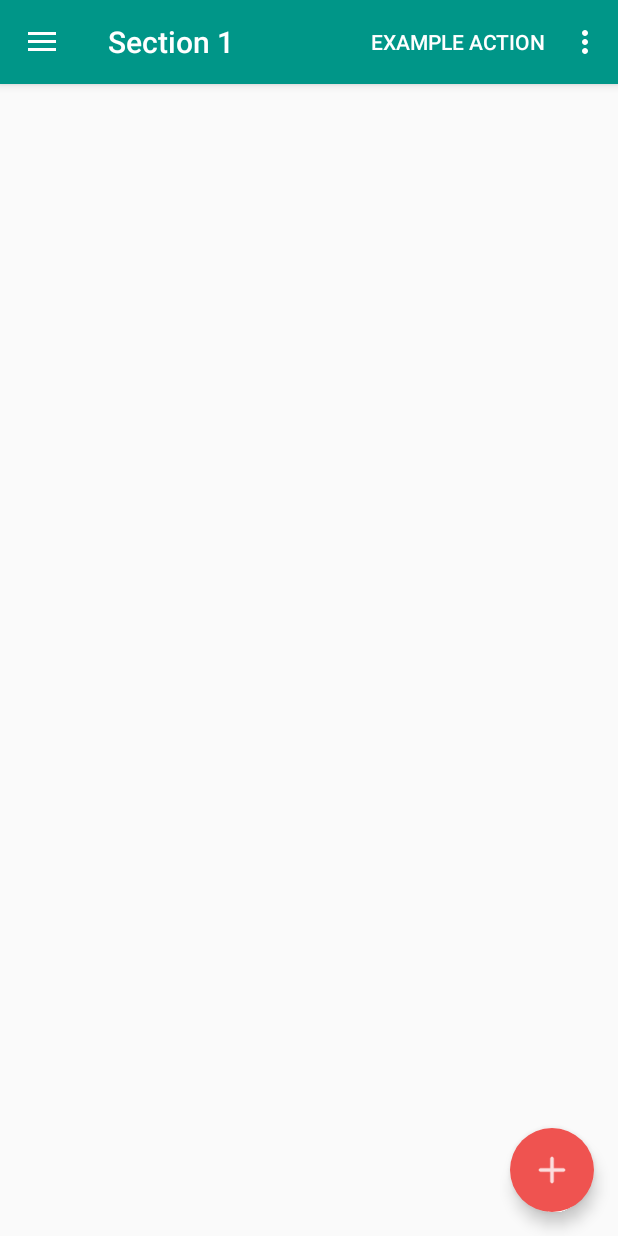
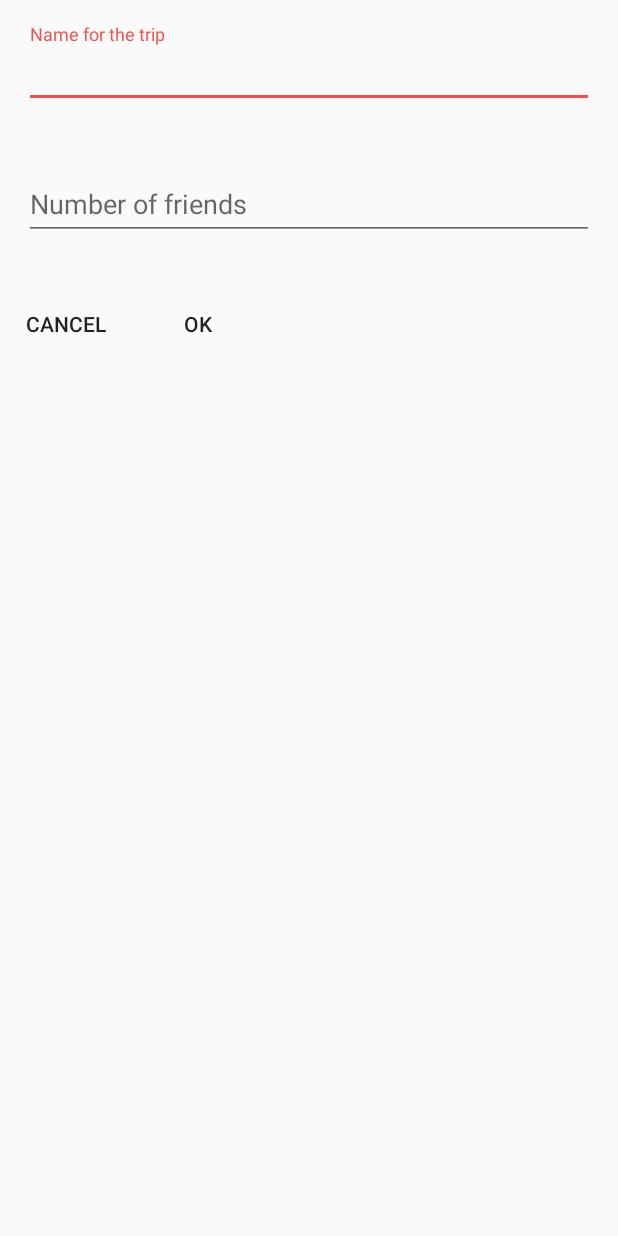
Before and after one commit to LoneRangers/pocketbaniya, an Android app: the MainActivity screen opened directly, with no data from a screen before it, after a tap on an icon or button, on a phone screen of 412 x 824 dp. Run offline under Robolectric (Android 15) with nearby library versions, the light colour scheme and no system bars.

Commit message:
Added screen for creating new trips (functionality not added yet)

```diff
--- a/app/src/main/AndroidManifest.xml
+++ b/app/src/main/AndroidManifest.xml
@@ -25,6 +25,11 @@
                 <category android:name="android.intent.category.DEFAULT" />
             </intent-filter>
         </activity>
+
+        <activity
+            android:name=".AddTrip"
+            android:label="@string/app_name" >
+        </activity>
     </application>
 
 </manifest>
--- /dev/null
+++ b/app/src/main/java/com/pocketbaniya/sujeet/tripcalculator/AddTrip.java
@@ -0,0 +1,32 @@
+package com.pocketbaniya.sujeet.tripcalculator;
+
+import android.app.Activity;
+import android.content.Intent;
+import android.os.Bundle;
+import android.view.View;
+import android.widget.Button;
+
+/**
+ * Created by sujeet on 26/9/15.
+ */
+public class AddTrip extends Activity {
+
+    @Override
+    protected void onCreate(Bundle savedInstanceState) {
+
+        super.onCreate(savedInstanceState);
+        setContentView(R.layout.trip_add);
+
+        //set behavior for cancel button
+        Button btnCancel = (Button) findViewById(R.id.btnCancel);
+        btnCancel.setOnClickListener(new View.OnClickListener() {
+
+            @Override
+            public void onClick(View view) {
+                Intent mainActivity = new Intent(getBaseContext(), MainActivity.class);
+                startActivity(mainActivity);
+            }
+        });
+    }
+
+}
--- a/app/src/main/java/com/pocketbaniya/sujeet/tripcalculator/MainActivity.java
+++ b/app/src/main/java/com/pocketbaniya/sujeet/tripcalculator/MainActivity.java
@@ -1,6 +1,7 @@
 package com.pocketbaniya.sujeet.tripcalculator;
 
 import android.app.Activity;
+import android.content.Intent;
 import android.support.design.widget.FloatingActionButton;
 import android.support.v7.app.ActionBarActivity;
 import android.support.v7.app.ActionBar;
@@ -53,7 +54,9 @@ public class MainActivity extends ActionBarActivity
         floatingActionButton.setOnClickListener(new View.OnClickListener() {
             @Override
             public void onClick(View v) {
-                Toast.makeText(getBaseContext(), R.string.app_name, Toast.LENGTH_LONG).show();
+                //Toast.makeText(getBaseContext(), R.string.app_name, Toast.LENGTH_LONG).show();
+                Intent addTrip = new Intent(getBaseContext(), AddTrip.class);
+                startActivity(addTrip);
             }
         });
     }
--- /dev/null
+++ b/app/src/main/res/layout/trip_add.xml
@@ -0,0 +1,61 @@
+<?xml version="1.0" encoding="utf-8"?>
+<LinearLayout xmlns:android="http://schemas.android.com/apk/res/android"
+    android:orientation="vertical" android:layout_width="match_parent"
+    android:layout_height="match_parent">
+
+    <android.support.design.widget.TextInputLayout
+        android:id="@+id/text_input_txtTripName_layout"
+        android:layout_width="match_parent"
+        android:layout_height="wrap_content"
+        android:layout_margin="16dp">
+
+        <EditText
+            android:id="@+id/txtTripName"
+            android:layout_width="match_parent"
+            android:layout_height="wrap_content"
+            android:hint="@string/lbl_trip_name"/>
+
+    </android.support.design.widget.TextInputLayout>
+
+    <android.support.design.widget.TextInputLayout
+        android:id="@+id/text_input_txtNumberOfFriends_layout"
+        android:layout_width="match_parent"
+        android:layout_height="wrap_content"
+        android:layout_margin="16dp">
+
+        <EditText
+            android:id="@+id/txtNumberOfFriends"
+            android:layout_width="match_parent"
+            android:layout_height="wrap_content"
+            android:hint="@string/lbl_number_friends"
+            android:inputType="number"/>
+
+    </android.support.design.widget.TextInputLayout>
+
+    <LinearLayout
+        android:layout_height="wrap_content"
+        android:layout_width="match_parent">
+
+        <Button
+            android:id="@+id/btnCancel"
+            android:layout_width="wrap_content"
+            android:layout_height="wrap_content"
+            android:text="@string/string_cancel"
+            style="?android:attr/borderlessButtonStyle"
+            android:layout_marginTop="16dp"
+            android:layout_gravity="top|center"
+            />
+
+        <Button
+            android:id="@+id/btnOK"
+            android:layout_width="wrap_content"
+            android:layout_height="wrap_content"
+            android:text="@string/string_ok"
+            style="?android:attr/borderlessButtonStyle"
+            android:layout_marginTop="16dp"
+            android:layout_gravity="top|right"
+            />
+
+    </LinearLayout>
+
+</LinearLayout>
--- a/app/src/main/res/values/strings.xml
+++ b/app/src/main/res/values/strings.xml
@@ -11,4 +11,10 @@
     <string name="action_example">Example action</string>
 
     <string name="action_settings">Settings</string>
+
+    <string name="string_ok">OK</string>
+    <string name="string_cancel">Cancel</string>
+
+    <string name="lbl_trip_name">Name for the trip</string>
+    <string name="lbl_number_friends">Number of friends</string>
 </resources>
```
Also changed, not shown: app/src/main/java/com/pocketbaniya/sujeet/tripcalculator/SplashScreen.java (line endings or trailing spaces), app/src/main/res/drawable/splash_image.png (added).
